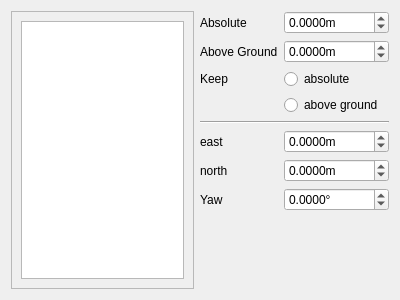
Above: src/gui/widgets/GraphicalNavigation/graphicalnavigationwidget.ui from phresnel/picogen before the change. Below: the same form after it.
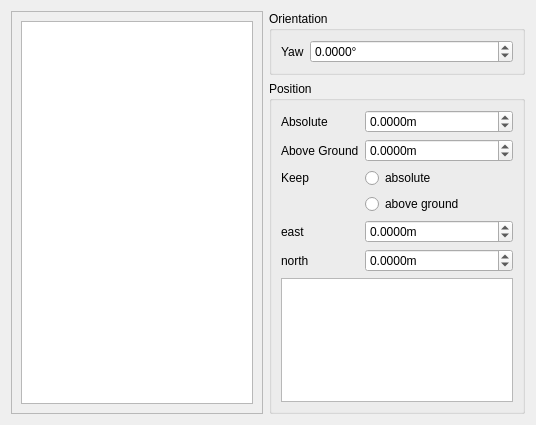
That is the form after the change.

Diff of the .ui file:
```diff
--- a/src/gui/widgets/GraphicalNavigation/graphicalnavigationwidget.ui
+++ b/src/gui/widgets/GraphicalNavigation/graphicalnavigationwidget.ui
@@ -6,8 +6,8 @@
    <rect>
     <x>0</x>
     <y>0</y>
-    <width>400</width>
-    <height>300</height>
+    <width>536</width>
+    <height>425</height>
    </rect>
   </property>
   <property name="windowTitle">
@@ -24,8 +24,8 @@
        <rect>
         <x>0</x>
         <y>0</y>
-        <width>200</width>
-        <height>278</height>
+        <width>251</width>
+        <height>403</height>
        </rect>
       </property>
       <layout class="QVBoxLayout" name="verticalLayout">
@@ -47,7 +47,48 @@
     </widget>
    </item>
    <item>
-    <layout class="QFormLayout" name="formLayout">
+    <layout class="QVBoxLayout" name="verticalLayout_2">
+     <item>
+      <widget class="QGroupBox" name="groupBox">
+       <property name="title">
+        <string>Orientation</string>
+       </property>
+       <layout class="QFormLayout" name="formLayout_2">
+        <item row="0" column="0">
+         <widget class="QLabel" name="label_11">
+          <property name="text">
+           <string>Yaw</string>
+          </property>
+         </widget>
+        </item>
+        <item row="0" column="1">
+         <widget class="QDoubleSpinBox" name="yaw">
+          <property name="wrapping">
+           <bool>true</bool>
+          </property>
+          <property name="suffix">
+           <string>°</string>
+          </property>
+          <property name="decimals">
+           <number>4</number>
+          </property>
+          <property name="minimum">
+           <double>0.000000000000000</double>
+          </property>
+          <property name="maximum">
+           <double>359.999900000000025</double>
+          </property>
+         </widget>
+        </item>
+       </layout>
+      </widget>
+     </item>
+     <item>
+      <widget class="QGroupBox" name="groupBox_2">
+       <property name="title">
+        <string>Position</string>
+       </property>
+       <layout class="QFormLayout" name="formLayout_3">
      <property name="fieldGrowthPolicy">
       <enum>QFormLayout::AllNonFixedFieldsGrow</enum>
      </property>
@@ -118,21 +159,14 @@
        </property>
       </widget>
      </item>
-     <item row="4" column="0" colspan="2">
-      <widget class="Line" name="line">
-       <property name="orientation">
-        <enum>Qt::Horizontal</enum>
-       </property>
-      </widget>
-     </item>
-     <item row="5" column="0">
+        <item row="4" column="0">
       <widget class="QLabel" name="label_4">
        <property name="text">
         <string>east</string>
        </property>
       </widget>
      </item>
-     <item row="5" column="1">
+        <item row="4" column="1">
       <widget class="QDoubleSpinBox" name="east">
        <property name="suffix">
         <string>m</string>
@@ -148,14 +182,14 @@
        </property>
       </widget>
      </item>
-     <item row="6" column="0">
+        <item row="5" column="0">
       <widget class="QLabel" name="label_5">
        <property name="text">
         <string>north</string>
        </property>
       </widget>
      </item>
-     <item row="6" column="1">
+        <item row="5" column="1">
       <widget class="QDoubleSpinBox" name="north">
        <property name="suffix">
         <string>m</string>
@@ -171,30 +205,20 @@
        </property>
       </widget>
      </item>
-     <item row="7" column="1">
-      <widget class="QDoubleSpinBox" name="yaw">
-       <property name="wrapping">
-        <bool>true</bool>
-       </property>
-       <property name="suffix">
-        <string>°</string>
-       </property>
-       <property name="decimals">
-        <number>4</number>
-       </property>
-       <property name="minimum">
-        <double>0.000000000000000</double>
-       </property>
-       <property name="maximum">
-        <double>359.999900000000025</double>
+        <item row="6" column="0" colspan="2">
+         <widget class="QGraphicsView" name="orientationGraphicsView">
+          <property name="verticalScrollBarPolicy">
+           <enum>Qt::ScrollBarAlwaysOff</enum>
+          </property>
+          <property name="horizontalScrollBarPolicy">
+           <enum>Qt::ScrollBarAlwaysOff</enum>
+          </property>
+          <property name="renderHints">
+           <set>QPainter::Antialiasing|QPainter::TextAntialiasing</set>
        </property>
       </widget>
      </item>
-     <item row="7" column="0">
-      <widget class="QLabel" name="label_11">
-       <property name="text">
-        <string>Yaw</string>
-       </property>
+       </layout>
       </widget>
      </item>
     </layout>
```
Lines whose indentation alone changed are shown as unchanged.
